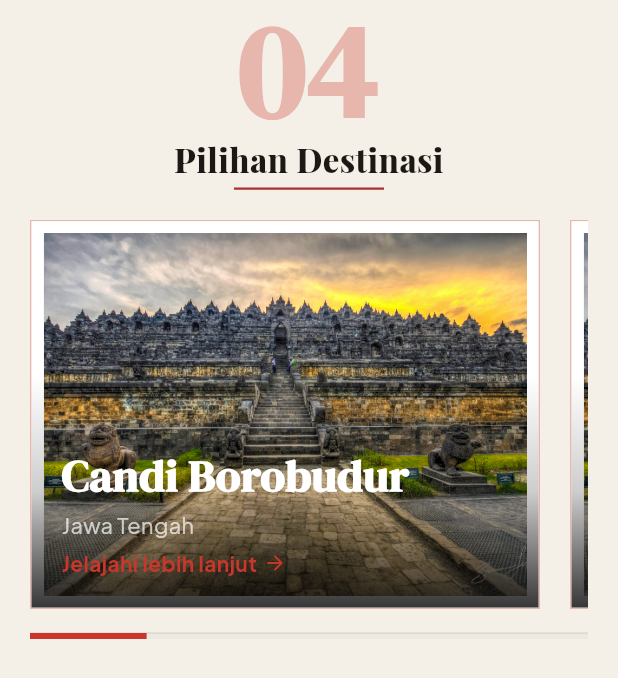
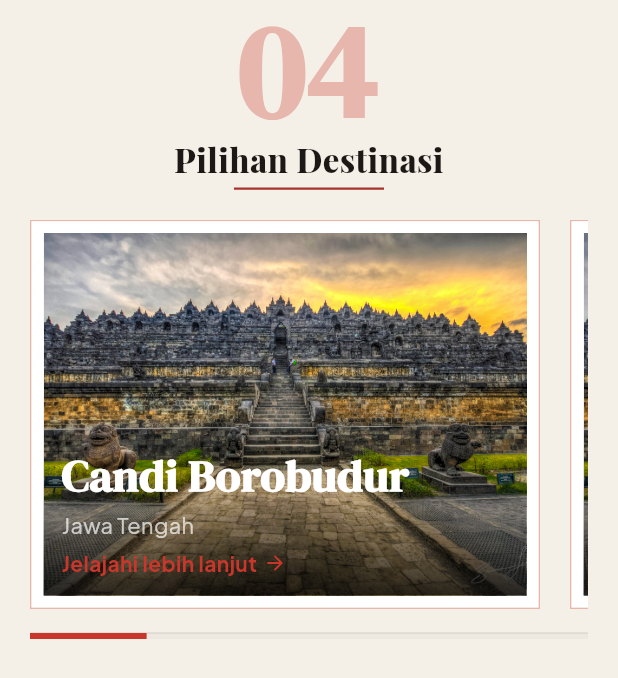
Before and after one commit to ShineyVamp/RenjanaApp, a Flutter app: the PilihanDestinasiList widget shown alone on an empty page, opened directly, on a phone screen of 412 x 824 dp. Shown: the top 678 px of the screen. Run offline on Flutter 3.47's test engine with Material 3 defaults, Android fonts, the light colour scheme and no system bars; our stand-ins replace google_fonts, lottie, sqflite; accounts and stored records are empty.

Commit message:
banyak banyakin commit wleee

```diff
--- a/lib/presentation/home/widgets/pilihan_destinasi_list.dart
+++ b/lib/presentation/home/widgets/pilihan_destinasi_list.dart
@@ -1,4 +1,5 @@
 import 'package:flutter/material.dart';
+
 import '../../../../core/constants/app_colors.dart';
 import '../../../../core/constants/app_typography.dart';
 import '../../../../core/widgets/section_header.dart';
@@ -87,11 +88,12 @@
             ),
             child: AspectRatio(
               aspectRatio: 4 / 3,
-              child: Image.asset(
+              child: Stack(
+                fit: StackFit.expand,
+                children: [
+                  Image.asset(
                     'assets/images/borobudurB.jpg',
                     fit: BoxFit.cover,
-              ),
-            ),
                   ),
                   Positioned.fill(
                     child: DecoratedBox(
@@ -106,6 +108,10 @@
                           ],
                           stops: const [0.4, 0.7, 1.0],
                         ),
+                      ),
+                    ),
+                  ),
+                ],
               ),
             ),
           ),
```
Lines whose indentation alone changed are shown as unchanged.
